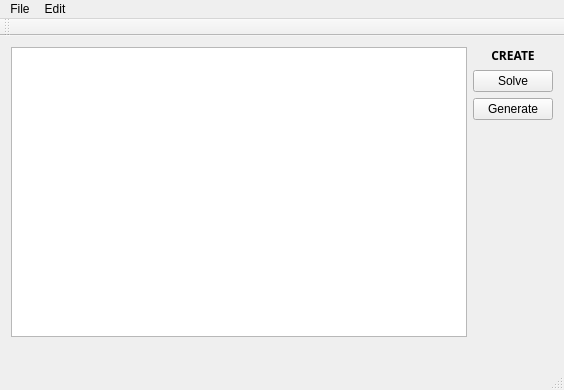
Malorn44/NurikabeMaker, file mainwindow.ui: the form before one commit.
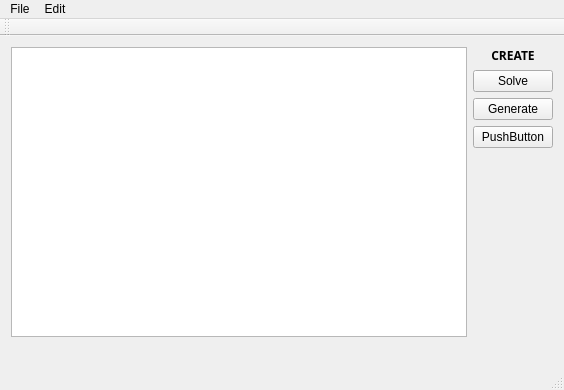
The form after the commit. Icons and pictures are not drawn.

Commit message: Fixed 2 bugs in solve mode. Added debug button for printing grid

The edit to the form file:
```diff
--- a/mainwindow.ui
+++ b/mainwindow.ui
@@ -66,6 +66,13 @@
         </property>
        </widget>
       </item>
+      <item>
+       <widget class="QPushButton" name="pushButton">
+        <property name="text">
+         <string>PushButton</string>
+        </property>
+       </widget>
+      </item>
       <item>
        <spacer name="verticalSpacer">
         <property name="orientation">
```
The commit also changes 3 other files.
